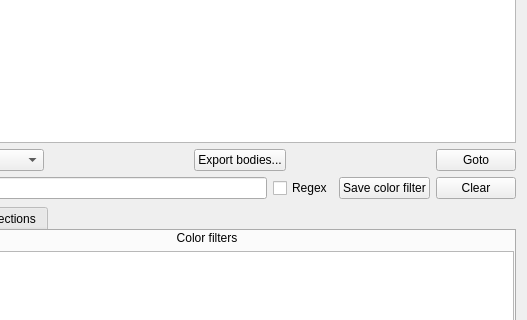
janelia-flyem/NeuTu, file neurolabi/gui/dialogs/flyembodyinfodialog.ui: the form before one commit; both pictures show x 113 to 640 and y 218 to 538 of the 640 by 800 pixel window.
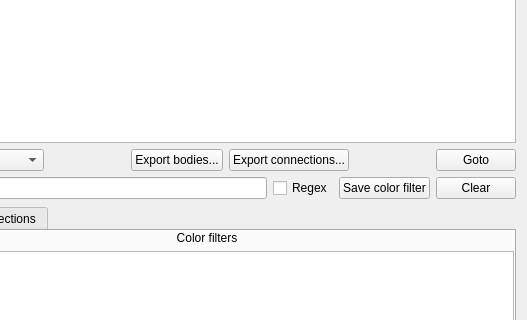
The form after the commit.

Commit message: added connections table export; did some refactoring of exports

The edit to the form file:
```diff
--- a/neurolabi/gui/dialogs/flyembodyinfodialog.ui
+++ b/neurolabi/gui/dialogs/flyembodyinfodialog.ui
@@ -81,6 +81,13 @@
        </property>
       </widget>
      </item>
+     <item>
+      <widget class="QPushButton" name="exportConnectionsButton">
+       <property name="text">
+        <string>Export connections...</string>
+       </property>
+      </widget>
+     </item>
      <item>
       <spacer name="horizontalSpacer_2">
        <property name="orientation">
```
The commit also changes 2 other files.
